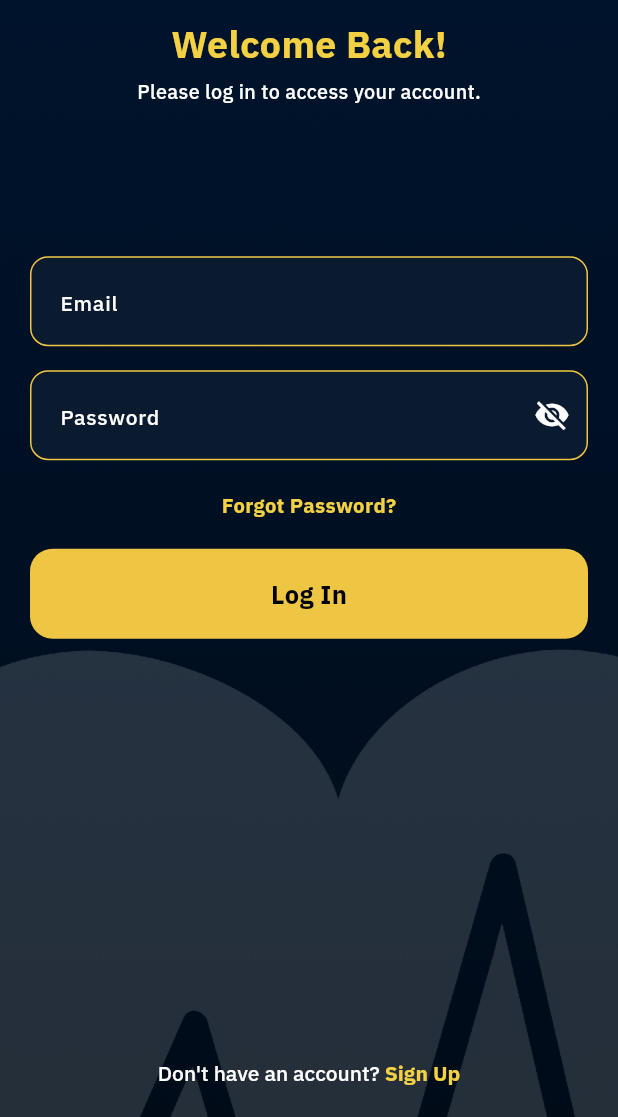
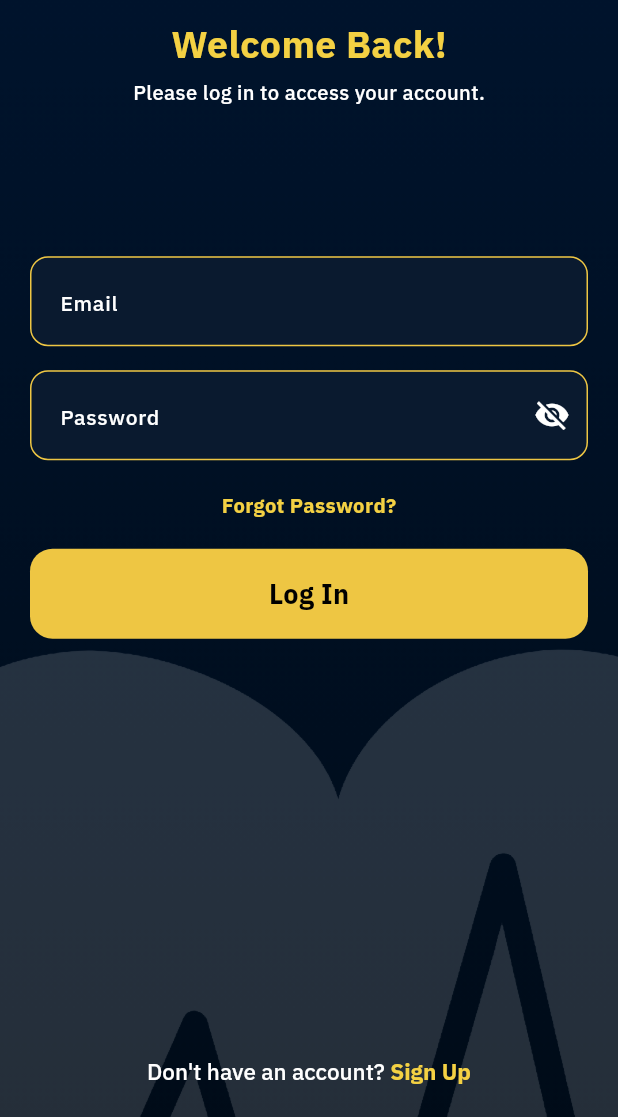
Before and after one commit to WaseemMirzaa/dr.oncall, a Flutter app: the screen it shows after launch, after a tap on "Log In", on a phone screen of 412 x 824 dp, the part 119-1236 px from its top. Run offline on Flutter 3.47's test engine with Material 3 defaults, Android fonts, the phone set to English and light mode, and no system bars; our stand-ins replace get; project files that could hold a hidden picture were left out.

Commit message:
set some changes

```diff
--- a/lib/app/modules/forgotview/views/mini_widgets/bottom_text.dart
+++ b/lib/app/modules/forgotview/views/mini_widgets/bottom_text.dart
@@ -19,11 +19,11 @@ class ForgotBottomText extends StatelessWidget {
         children: [
           TextSpan(
             text: AppText.back,
-            style: AppTextStyles.regular.copyWith(fontSize: 14),
+            style: AppTextStyles.regular.copyWith(fontSize: 15),
           ),
           TextSpan(
             text: AppText.logIn,
-            style: AppTextStyles.bold.copyWith(fontSize: 14),
+            style: AppTextStyles.bold.copyWith(fontSize: 15),
             recognizer: TapGestureRecognizer()..onTap = onLoginTap,
           ),
         ],
--- a/lib/app/modules/home/views/widgets/custom_bottom_nav.dart
+++ b/lib/app/modules/home/views/widgets/custom_bottom_nav.dart
@@ -57,15 +57,15 @@ class CustomBottomNav extends StatelessWidget {
         children: [
           Image.asset(
             icon,
-            width: 30,
-            height: 30,
+            width: 35,
+            height: 35,
             color:
                 isSelected ? AppColors.txtOrangeColor : AppColors.txtWhiteColor,
           ),
           const SizedBox(height: 4),
           Text(label,
               style: AppTextStyles.regular.copyWith(
-                fontSize: 12,
+                fontSize: 13,
                 color: isSelected
                     ? AppColors.txtOrangeColor
                     : AppColors.txtWhiteColor,
--- a/lib/app/modules/login/views/mini_widgets/bottom_text.dart
+++ b/lib/app/modules/login/views/mini_widgets/bottom_text.dart
@@ -19,11 +19,11 @@ class LoginBottomText extends StatelessWidget {
         children: [
           TextSpan(
             text: AppText.dontHaveAcount,
-            style: AppTextStyles.regular.copyWith(fontSize: 14),
+            style: AppTextStyles.regular.copyWith(fontSize: 15),
           ),
           TextSpan(
             text: AppText.signUp,
-            style: AppTextStyles.medium.copyWith(fontSize: 14),
+            style: AppTextStyles.medium.copyWith(fontSize: 15),
             recognizer: TapGestureRecognizer()..onTap = onSignUpTap,
           ),
         ],
--- a/lib/app/modules/login/views/mini_widgets/log_header_section.dart
+++ b/lib/app/modules/login/views/mini_widgets/log_header_section.dart
@@ -31,7 +31,7 @@ class LoginHeaderSection extends StatelessWidget {
         const SizedBox(height: 4),
         Text(
           AppText.plzlogIn,
-          style: AppTextStyles.regular.copyWith(fontSize: 13.2),
+          style: AppTextStyles.regular.copyWith(fontSize: 13.5),
         ),
       ],
     );
--- a/lib/app/modules/onboardingscreen/views/mini_widgets/on_call_header.dart
+++ b/lib/app/modules/onboardingscreen/views/mini_widgets/on_call_header.dart
@@ -21,8 +21,8 @@ class OnCallHeader extends StatelessWidget {
           ),
           const SizedBox(height: 8),
           Text(AppText.on_call,
-              style:
-                  AppTextStyles.regular.copyWith(fontWeight: FontWeight.w500)),
+              style: AppTextStyles.regular
+                  .copyWith(fontWeight: FontWeight.w500, fontSize: 15)),
         ],
       ),
     );
--- a/lib/app/modules/onboardingscreen/views/onboardingscreen_view.dart
+++ b/lib/app/modules/onboardingscreen/views/onboardingscreen_view.dart
@@ -11,35 +11,42 @@ import 'mini_widgets/on_call_header.dart';
 
 class OnboardingscreenView extends GetView<OnboardingscreenController> {
   const OnboardingscreenView({super.key});
+
   @override
   Widget build(BuildContext context) {
     return Scaffold(
-        body: Container(
+      body: Stack(
+        children: [
+          Container(
             width: double.infinity,
             height: double.infinity,
             decoration: BoxDecoration(
               image: DecorationImage(
                 image: AssetImage(AppImages.dr),
-          fit: BoxFit.cover, // optional
+                fit: BoxFit.cover,
               ),
             ),
-      child: Padding(
+          ),
+          Container(
+            width: double.infinity,
+            height: double.infinity,
+            color: const Color(0xFF001631).withOpacity(0.5),
+          ),
+
+          // ✅ This goes inside children
+          Padding(
             padding: const EdgeInsets.all(20),
             child: Column(
               mainAxisAlignment: MainAxisAlignment.spaceBetween,
               children: [
-            // Padding(
-            //   padding: const EdgeInsets.only(left: 20.0),
-            //   child: BackIconButton(onTap: () {
-            //     Navigator.pop(context);
-            //   }),
-            // ),
                 Container(),
                 OnCallHeader(),
                 AuthButtons(),
               ],
             ),
           ),
-    ));
+        ],
+      ),
+    );
   }
 }
--- a/lib/app/modules/signup/views/mini_widgets/bottom_text.dart
+++ b/lib/app/modules/signup/views/mini_widgets/bottom_text.dart
@@ -19,11 +19,11 @@ class SignupBottomText extends StatelessWidget {
         children: [
           TextSpan(
             text: AppText.AlreadyAccount,
-            style: AppTextStyles.regular.copyWith(fontSize: 14),
+            style: AppTextStyles.regular.copyWith(fontSize: 15),
           ),
           TextSpan(
             text: AppText.logIn,
-            style: AppTextStyles.medium.copyWith(fontSize: 14),
+            style: AppTextStyles.medium.copyWith(fontSize: 15),
             recognizer: TapGestureRecognizer()..onTap = onLogInTap,
           ),
         ],
--- a/lib/app/widgets/back_icon_button.dart
+++ b/lib/app/widgets/back_icon_button.dart
@@ -12,10 +12,10 @@ class BackIconButton extends StatelessWidget {
 
   @override
   Widget build(BuildContext context) {
-    return Align(
-      alignment: Alignment.topLeft,
-      child: GestureDetector(
-        onTap: onTap,
+    return GestureDetector(
+      onTap: onTap,
+      child: Align(
+        alignment: Alignment.topLeft,
         child: Padding(
           padding: const EdgeInsets.only(top: 8.0),
           child: Image.asset(
--- a/lib/app/widgets/rounded_text_container.dart
+++ b/lib/app/widgets/rounded_text_container.dart
@@ -30,8 +30,8 @@ class RoundedTextContainer extends StatelessWidget {
         ),
         child: Center(
           child: Text(text,
-              style:
-                  AppTextStyles.bold.copyWith(color: AppColors.txtBlackColor)),
+              style: AppTextStyles.bold
+                  .copyWith(color: AppColors.txtBlackColor, fontSize: 18)),
         ),
       ),
     );
```
Also changed, not shown: lib/app/modules/forgotview/views/mini_widgets/forgot_header_section.dart (+7 -4 lines), lib/app/modules/home/views/home_view.dart (+6 -3 lines). Lines whose indentation alone changed are shown as unchanged.
